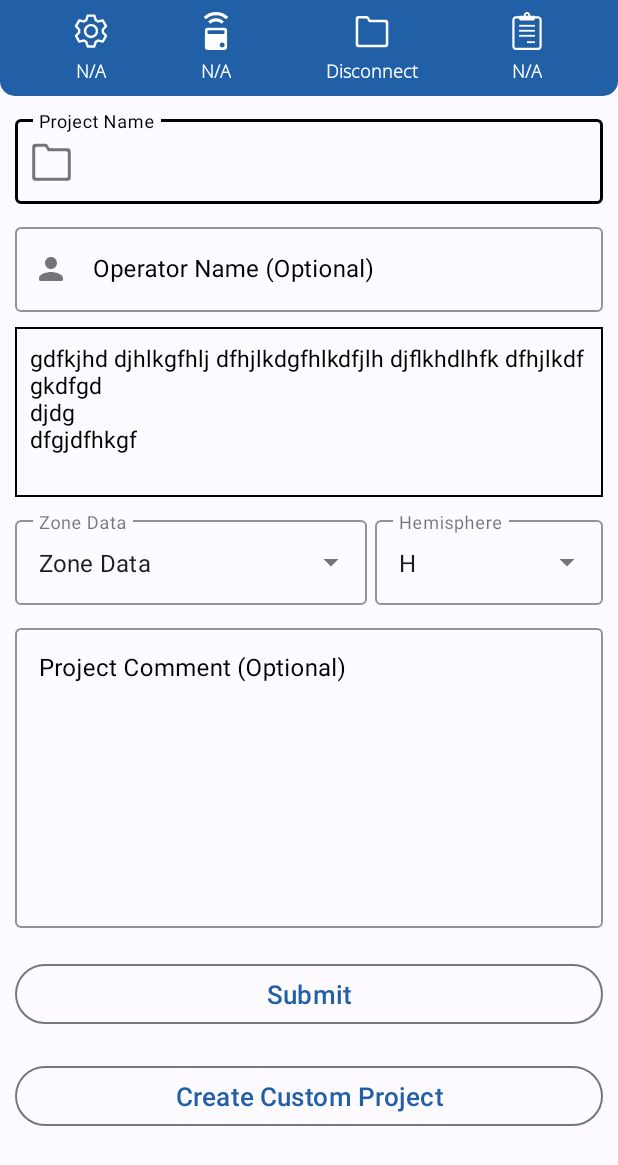
After one commit to AnujDevApogee/geomaster, an Android app: the layout default_project_layout.xml on its own in the app's theme, with its tools: preview values and no code run, on a phone screen of 412 x 824 dp. The commit adds this screen. Shown: the top 1165 px of the screen. Run offline under Robolectric (Android 15) with nearby library versions, the phone set to English and light mode, and no system bars.

Commit message:
Create the Project Fragment status:Successfully

```diff
--- a/app/src/main/java/com/apogee/geomaster/ui/projects/createproject/CreateProjectFragment.kt
+++ b/app/src/main/java/com/apogee/geomaster/ui/projects/createproject/CreateProjectFragment.kt
@@ -41,8 +41,9 @@ class CreateProjectFragment : Fragment(R.layout.create_projects_fragment) {
     var projectionTypes: ArrayList<String> = ArrayList()
     var projectionTypesID: String = ""
     var datumTypes: ArrayList<String> = ArrayList()
+
     //    var idList: ArrayList<String> = ArrayList()
-    var idList : HashMap<String, String> = HashMap<String, String> ()
+    var idList: HashMap<String, String> = HashMap<String, String>()
 
     var prjDataList: ArrayList<String> = ArrayList()
     var datumTypesID: String = ""
@@ -68,8 +69,8 @@ class CreateProjectFragment : Fragment(R.layout.create_projects_fragment) {
         dbControl = DatabaseRepsoitory(this.requireContext())
         datumName = dbControl.getDatumName() as ArrayList<String>
 
-        projectionParamsData=dbControl.getprojectionParamData() as ArrayList<String>
-        projectionParamsData.add(0,"Add Custom Projection") // Add the new element at the 0th index
+        projectionParamsData = dbControl.getprojectionParamData() as ArrayList<String>
+        projectionParamsData.add(0, "Add Custom Projection") // Add the new element at the 0th index
         Log.d(TAG, "onCreate:projectionParamsData $projectionParamsData")
 
 
@@ -95,7 +96,7 @@ class CreateProjectFragment : Fragment(R.layout.create_projects_fragment) {
         super.onViewCreated(view, savedInstanceState)
         binding = CreateProjectsFragmentBinding.bind(view)
         displayActionBar(
-            "Create Project ${getEmojiByUnicode(0x1F4DD)}",
+            "New Project ${getEmojiByUnicode(0x1F4DD)}",
             binding.actionLayout,
             R.menu.info_mnu,
             menuCallback
@@ -110,7 +111,7 @@ class CreateProjectFragment : Fragment(R.layout.create_projects_fragment) {
 
             var name = binding.angleUnitTxt.text.toString().trim()
             angleUnitID = dbControl.angleUnitID(name)
-            idList.put("angleUnit",angleUnitID.trim())
+            idList.put("angleUnit", angleUnitID.trim())
 
         }
 
@@ -118,7 +119,7 @@ class CreateProjectFragment : Fragment(R.layout.create_projects_fragment) {
 
             var name = binding.distanceTxt.text.toString().trim()
             distanceUnitID = dbControl.getDistanceUnitID(name)
-            idList.put("distanceUnit",distanceUnitID.trim())
+            idList.put("distanceUnit", distanceUnitID.trim())
 
         }
 
@@ -126,7 +127,7 @@ class CreateProjectFragment : Fragment(R.layout.create_projects_fragment) {
 
             var name = binding.zoneHemisphereData.text.toString().trim()
             zoneHemisID = dbControl.getZoneHemisphereID(name)
-            idList.put("zoneHemi",zoneHemisID.trim())
+            idList.put("zoneHemi", zoneHemisID.trim())
 
         }
 
@@ -134,7 +135,7 @@ class CreateProjectFragment : Fragment(R.layout.create_projects_fragment) {
 
             var name = binding.zoneData.text.toString().trim()
             zoneDataID = dbControl.getZoneDataID(name)
-            idList.put("zoneData",zoneDataID.trim())
+            idList.put("zoneData", zoneDataID.trim())
 
         }
 
@@ -142,24 +143,24 @@ class CreateProjectFragment : Fragment(R.layout.create_projects_fragment) {
 
             var name = binding.projectionTypeConn.text.toString().trim()
             projectionTypesID = dbControl.getProjectionTypeID(name)
-            if(name.equals("LCC")){
+            if (name.equals("LCC")) {
                 binding.zoneDataLayout.hide()
                 binding.zoneHemisphereLayout.hide()
-            }else{
+            } else {
                 binding.zoneDataLayout.show()
                 binding.zoneHemisphereLayout.show()
             }
-            idList.put("projectionType",projectionTypesID.trim())
+            idList.put("projectionType", projectionTypesID.trim())
 
         }
 
         binding.datumTypeConn.setOnItemClickListener { adapterView, view, position, l ->
             var name = binding.datumTypeConn.text.toString().trim()
             datumTypesID = dbControl.getdatumtypeID(name)
-            if(name.equals("User Defined")){
+            if (name.equals("User Defined")) {
 
             }
-            idList.put("datumType",datumTypesID.trim())
+            idList.put("datumType", datumTypesID.trim())
 
         }
 
@@ -168,24 +169,24 @@ class CreateProjectFragment : Fragment(R.layout.create_projects_fragment) {
 
             var name = binding.datums.text.toString().trim();
             datumNameID = dbControl.getDatumId(name)
-            idList.put("datumName",datumNameID.trim())
+            idList.put("datumName", datumNameID.trim())
 
         }
         binding.elevationKey.setOnItemClickListener { adapterView, view, position, l ->
             var name = binding.elevationKey.text.toString().trim()
             elevationTypeID = dbControl.getelevationTypeID(name)
-            idList.put("elevation",elevationTypeID.trim())
+            idList.put("elevation", elevationTypeID.trim())
 
         }
 
         binding.zoneProjection.setOnItemClickListener { adapterView, view, position, l ->
             val name = binding.zoneProjection.text.toString().trim()
-            if(name.equals("Add Custom Projection")){
+            if (name.equals("Add Custom Projection")) {
                 findNavController().safeNavigate(CreateProjectFragmentDirections.actionCreateProjectFragmentToAddProjectionParamsFragment())
 
-            }else{
+            } else {
                 projectionParamsID = dbControl.getprojectionParamDataID(name)
-                idList.put("zoneProjection",projectionParamsID.trim())
+                idList.put("zoneProjection", projectionParamsID.trim())
             }
 
         }
@@ -195,7 +196,7 @@ class CreateProjectFragment : Fragment(R.layout.create_projects_fragment) {
                 Toast.makeText(this.requireContext(), "Add project name", Toast.LENGTH_SHORT).show()
 
             } else {
-                idList.put("projectName",binding.projectNme.text.toString().trim())
+                idList.put("projectName", binding.projectNme.text.toString().trim())
                 if (idList.size < 10) {
                     Toast.makeText(
                         this.requireContext(),
@@ -205,25 +206,26 @@ class CreateProjectFragment : Fragment(R.layout.create_projects_fragment) {
                 } else {
                     val configtable = dbControl.addConfigurationData(idList)
                     Log.d(TAG, "onViewCreated:configtable $configtable --")
-                  if(configtable.equals("Data inserted successfully")){
+                    if (configtable.equals("Data inserted successfully")) {
                         prjDataList.clear()
-                        val configId=dbControl.getproject_configurationID(binding.projectNme.text.toString())
+                        val configId =
+                            dbControl.getproject_configurationID(binding.projectNme.text.toString())
                         prjDataList.add(binding.projectNme.text.toString())
                         prjDataList.add(configId)
                         prjDataList.add(binding.operatorNm.text.toString())
                         prjDataList.add(binding.commentEd.text.toString())
                         prjDataList.add("sdfsdf")
 
-                        val result=dbControl.addProjectData(prjDataList)
+                        val result = dbControl.addProjectData(prjDataList)
                         Log.d(TAG, "onViewCreated:aaa idList --$idList")
                         Log.d(TAG, "onViewCreated:aaa configtable --$configtable")
                         Log.d(TAG, "onViewCreated:aaa projectTable --$result")
                         Toast.makeText(
-                              this.requireContext(),"Data inserted successfully",
+                            this.requireContext(), "Data inserted successfully",
                             Toast.LENGTH_SHORT
                         ).show()
 
-                    }else{
+                    } else {
                         Toast.makeText(
                             this.requireContext(),
                             "Error Occured",
--- /dev/null
+++ b/app/src/main/java/com/apogee/geomaster/ui/projects/createproject/DefaultCreateProjectFragment.kt
@@ -0,0 +1,58 @@
+package com.apogee.geomaster.ui.projects.createproject
+
+import android.os.Bundle
+import android.view.View
+import androidx.fragment.app.Fragment
+import androidx.navigation.fragment.findNavController
+import com.apogee.geomaster.R
+import com.apogee.geomaster.databinding.DefaultProjectLayoutBinding
+import com.apogee.geomaster.ui.HomeScreen
+import com.apogee.geomaster.utils.OnItemClickListener
+import com.apogee.geomaster.utils.displayActionBar
+import com.apogee.geomaster.utils.getEmojiByUnicode
+import com.apogee.geomaster.utils.openKeyBoard
+import com.apogee.geomaster.utils.setHtmlBoldTxt
+import com.apogee.geomaster.utils.setHtmlTxt
+
+class DefaultCreateProjectFragment : Fragment(R.layout.default_project_layout) {
+
+    private lateinit var binding: DefaultProjectLayoutBinding
+
+    private val menuCallback = object : OnItemClickListener {
+        override fun <T> onClickListener(response: T) {
+
+        }
+    }
+
+    override fun onViewCreated(view: View, savedInstanceState: Bundle?) {
+        super.onViewCreated(view, savedInstanceState)
+        binding = DefaultProjectLayoutBinding.bind(view)
+        displayActionBar(
+            "Create Project ${getEmojiByUnicode(0x1F4DD)}",
+            binding.actionLayout,
+            R.menu.info_mnu,
+            menuCallback
+        )
+        (activity as HomeScreen?)?.hideActionBar()
+        activity?.openKeyBoard(binding.projectNme)
+        binding.projectDetailInfo.apply {
+            text= setHtmlBoldTxt("Dataum\t\t")
+            append(setHtmlTxt("WGS84","'#0E4A88'"))
+            append("\n")
+            append(setHtmlBoldTxt("Projection\t\t"))
+            append(setHtmlTxt("UTM","'#0E4A88'"))
+            append("\n")
+            append(setHtmlBoldTxt("Distance\t\t"))
+            append(setHtmlTxt("meter","'#0E4A88'"))
+            append("\n")
+            append(setHtmlBoldTxt("Angle\t\t"))
+            append(setHtmlTxt("DD","'#0E4A88'"))
+            append("\n")
+
+        }
+        binding.createNewProject.setOnClickListener {
+            findNavController().navigate(DefaultCreateProjectFragmentDirections.actionDefaultCreateProjectFragmentToCreateProjectFragment())
+        }
+    }
+
+}
--- a/app/src/main/java/com/apogee/geomaster/ui/projects/projectlist/ProjectListFragment.kt
+++ b/app/src/main/java/com/apogee/geomaster/ui/projects/projectlist/ProjectListFragment.kt
@@ -73,7 +73,7 @@ class ProjectListFragment : Fragment(R.layout.project_item_fragment) {
         Log.d(TAG, "onViewCreated: projectListData $projectListData")
 
         binding.addProject.setOnClickListener {
-            findNavController().safeNavigate(ProjectListFragmentDirections.actionProjectListFragmentToCreateProjectFragment())
+            findNavController().navigate(ProjectListFragmentDirections.actionProjectListFragmentToDefaultCreateProjectFragment())
         }
     }
 
--- /dev/null
+++ b/app/src/main/res/layout/default_project_layout.xml
@@ -0,0 +1,221 @@
+<?xml version="1.0" encoding="utf-8"?>
+<layout xmlns:android="http://schemas.android.com/apk/res/android"
+    xmlns:app="http://schemas.android.com/apk/res-auto"
+    xmlns:tools="http://schemas.android.com/tools"
+    tools:context="com.apogee.geomaster.ui.projects.createproject.DefaultCreateProjectFragment">
+
+
+    <androidx.constraintlayout.widget.ConstraintLayout
+        android:layout_width="match_parent"
+        android:layout_height="match_parent">
+
+        <include
+            android:id="@+id/action_layout"
+            layout="@layout/action_bar_layout"
+            android:layout_width="match_parent"
+            android:layout_height="wrap_content" />
+
+        <ScrollView
+            android:layout_width="match_parent"
+            android:layout_height="0dp"
+            app:layout_constraintBottom_toBottomOf="parent"
+            app:layout_constraintLeft_toLeftOf="@id/action_layout"
+            app:layout_constraintRight_toRightOf="@id/action_layout"
+            app:layout_constraintTop_toBottomOf="@id/action_layout">
+
+            <androidx.constraintlayout.widget.ConstraintLayout
+                android:layout_width="match_parent"
+                android:layout_height="wrap_content">
+
+                <com.google.android.material.textfield.TextInputLayout
+                    android:id="@+id/project_nm_layout"
+                    style="@style/Widget.MaterialComponents.TextInputLayout.OutlinedBox"
+                    android:layout_width="match_parent"
+                    android:layout_height="wrap_content"
+                    android:layout_marginStart="10dp"
+                    android:layout_marginTop="10dp"
+                    android:layout_marginEnd="10dp"
+                    android:hint="@string/nm_project"
+                    android:textColorHint="@color/md_theme_light_scrim"
+                    app:boxStrokeColor="@color/md_theme_light_scrim"
+                    app:boxStrokeWidthFocused="2dp"
+                    app:endIconMode="clear_text"
+                    app:endIconTint="@color/md_theme_light_scrim"
+                    app:hintTextColor="@color/md_theme_light_scrim"
+                    app:layout_constraintLeft_toLeftOf="parent"
+                    app:layout_constraintRight_toRightOf="parent"
+                    app:layout_constraintTop_toTopOf="parent"
+                    app:startIconDrawable="@drawable/ic_folder">
+
+                    <com.google.android.material.textfield.TextInputEditText
+                        android:id="@+id/project_nme"
+                        android:layout_width="match_parent"
+                        android:layout_height="match_parent"
+                        android:inputType="text" />
+                </com.google.android.material.textfield.TextInputLayout>
+
+                <com.google.android.material.textfield.TextInputLayout
+                    android:id="@+id/operator_name_layout"
+                    style="@style/Widget.MaterialComponents.TextInputLayout.OutlinedBox"
+                    android:layout_width="0dp"
+                    android:layout_height="wrap_content"
+                    android:layout_marginTop="10dp"
+                    android:hint="@string/op_project"
+                    android:textColorHint="@color/md_theme_light_scrim"
+                    app:boxStrokeColor="@color/md_theme_light_scrim"
+                    app:boxStrokeWidthFocused="2dp"
+                    app:endIconMode="clear_text"
+                    app:endIconTint="@color/md_theme_light_scrim"
+                    app:hintTextColor="@color/md_theme_light_scrim"
+                    app:layout_constraintLeft_toLeftOf="@id/project_nm_layout"
+                    app:layout_constraintRight_toRightOf="@id/project_nm_layout"
+                    app:layout_constraintTop_toBottomOf="@id/project_nm_layout"
+                    app:startIconDrawable="@drawable/ic_person">
+
+                    <com.google.android.material.textfield.TextInputEditText
+                        android:id="@+id/operator_nm"
+                        android:layout_width="match_parent"
+                        android:layout_height="match_parent"
+                        android:inputType="textPersonName" />
+                </com.google.android.material.textfield.TextInputLayout>
+
+                <com.google.android.material.card.MaterialCardView
+                    android:id="@+id/default_project_card"
+                    style="@style/Widget.Material3.CardView.Outlined"
+                    android:layout_width="0dp"
+                    android:layout_height="wrap_content"
+                    android:layout_marginTop="10dp"
+                    android:foreground="?android:attr/selectableItemBackground"
+                    app:cardCornerRadius="0dp"
+                    app:layout_constraintLeft_toLeftOf="@id/operator_name_layout"
+                    app:layout_constraintRight_toRightOf="@id/operator_name_layout"
+                    app:layout_constraintTop_toBottomOf="@id/operator_name_layout"
+                    app:strokeColor="@color/md_theme_dark_scrim">
+
+                    <androidx.constraintlayout.widget.ConstraintLayout
+                        android:layout_width="match_parent"
+                        android:layout_height="wrap_content"
+                        android:padding="10dp">
+
+                        <TextView
+                            android:id="@+id/project_detail_info"
+                            android:layout_width="match_parent"
+                            android:layout_height="match_parent"
+                            android:textColor="@color/md_theme_dark_scrim"
+                            android:textSize="15sp"
+                            tools:text="gdfkjhd djhlkgfhlj dfhjlkdgfhlkdfjlh djflkhdlhfk dfhjlkdf\ngkdfgd\ndjdg\ndfgjdfhkgf\n" />
+
+                    </androidx.constraintlayout.widget.ConstraintLayout>
+
+                </com.google.android.material.card.MaterialCardView>
+
+
+                <com.google.android.material.textfield.TextInputLayout
+                    android:id="@+id/zone_data_layout"
+                    style="@style/Widget.MaterialComponents.TextInputLayout.OutlinedBox.ExposedDropdownMenu"
+                    android:layout_width="0dp"
+                    android:layout_height="wrap_content"
+                    android:layout_marginTop="10dp"
+                    android:layout_marginEnd="5dp"
+                    android:hint="@string/zn_data"
+                    app:boxStrokeColor="@color/md_theme_light_primary"
+                    app:layout_constraintEnd_toStartOf="@+id/zone_hemisphere_layout"
+                    app:layout_constraintHorizontal_bias="0.5"
+                    app:layout_constraintHorizontal_weight="1"
+                    app:layout_constraintStart_toStartOf="@id/default_project_card"
+                    app:layout_constraintTop_toBottomOf="@id/default_project_card">
+
+                    <AutoCompleteTextView
+                        android:id="@+id/zone_data"
+                        android:layout_width="match_parent"
+                        android:layout_height="match_parent"
+                        android:layout_weight="1"
+                        android:inputType="none"
+                        android:text="@string/zn_data" />
+
+                </com.google.android.material.textfield.TextInputLayout>
+
+                <com.google.android.material.textfield.TextInputLayout
+                    android:id="@+id/zone_hemisphere_layout"
+                    style="@style/Widget.MaterialComponents.TextInputLayout.OutlinedBox.ExposedDropdownMenu"
+                    android:layout_width="0dp"
+                    android:layout_height="wrap_content"
+                    android:layout_marginTop="10dp"
+                    android:hint="@string/zn_hemisphere_data"
+                    app:boxStrokeColor="@color/md_theme_light_primary"
+                    app:layout_constraintEnd_toEndOf="@id/default_project_card"
+                    app:layout_constraintHorizontal_bias="0.5"
+                    app:layout_constraintHorizontal_weight=".65"
+                    app:layout_constraintStart_toEndOf="@+id/zone_data_layout"
+                    app:layout_constraintTop_toBottomOf="@id/default_project_card">
+
+                    <AutoCompleteTextView
+                        android:id="@+id/zone_hemisphere_data"
+                        android:layout_width="match_parent"
+                        android:layout_height="match_parent"
+                        android:layout_weight="1"
+                        android:inputType="none"
+                        android:text="@string/hemisphere_data" />
+
+                </com.google.android.material.textfield.TextInputLayout>
+
+                <com.google.android.material.textfield.TextInputLayout
+                    android:id="@+id/comment_ed_layout"
+                    style="@style/Widget.MaterialComponents.TextInputLayout.OutlinedBox"
+                    android:layout_width="0dp"
+                    android:layout_height="wrap_content"
+                    android:layout_marginTop="10dp"
+                    android:textColorHint="@color/md_theme_light_scrim"
+                    app:boxStrokeColor="@color/md_theme_light_primary"
+                    app:boxStrokeWidthFocused="2dp"
+                    app:endIconMode="clear_text"
+                    app:endIconTint="@color/md_theme_light_scrim"
+                    app:hintTextColor="@color/md_theme_light_scrim"
+                    app:layout_constraintLeft_toLeftOf="@id/zone_data_layout"
+                    app:layout_constraintRight_toRightOf="@id/zone_hemisphere_layout"
+                    app:layout_constraintTop_toBottomOf="@id/zone_data_layout">
+
+                    <EditText
+                        android:id="@+id/comment_ed"
+                        android:layout_width="match_parent"
+                        android:layout_height="200dp"
+                        android:gravity="top"
+                        android:hint="@string/project_comment_data"
+                        app:layout_constraintLeft_toLeftOf="@id/comment_ed_layout"
+                        app:layout_constraintTop_toBottomOf="@id/comment_ed_layout" />
+                </com.google.android.material.textfield.TextInputLayout>
+
+                <com.google.android.material.button.MaterialButton
+                    android:id="@+id/btn_submit"
+                    style="@style/Widget.Material3.Button.OutlinedButton"
+                    android:layout_width="0dp"
+                    android:layout_height="wrap_content"
+                    android:layout_marginTop="20dp"
+                    android:text="@string/sbm_btn"
+                    android:textSize="17sp"
+                    app:layout_constraintLeft_toLeftOf="@id/comment_ed_layout"
+                    app:layout_constraintRight_toRightOf="@id/comment_ed_layout"
+                    app:layout_constraintTop_toBottomOf="@id/comment_ed_layout" />
+
+                <com.google.android.material.button.MaterialButton
+                    android:id="@+id/create_new_project"
+                    style="@style/Widget.Material3.Button.OutlinedButton"
+                    android:layout_width="0dp"
+                    android:layout_height="wrap_content"
+                    android:layout_marginTop="20dp"
+                    android:layout_marginBottom="50dp"
+                    android:text="@string/create_custom_project"
+                    android:textSize="17sp"
+                    app:layout_constraintBottom_toBottomOf="parent"
+                    app:layout_constraintLeft_toLeftOf="@id/btn_submit"
+                    app:layout_constraintRight_toRightOf="@id/btn_submit"
+                    app:layout_constraintTop_toBottomOf="@id/btn_submit" />
+
+
+
+            </androidx.constraintlayout.widget.ConstraintLayout>
+        </ScrollView>
+
+    </androidx.constraintlayout.widget.ConstraintLayout>
+
+</layout>
--- a/app/src/main/res/navigation/nav_graph.xml
+++ b/app/src/main/res/navigation/nav_graph.xml
@@ -31,8 +31,8 @@
         android:label="project_item_fragment"
         tools:layout="@layout/project_item_fragment">
         <action
-            android:id="@+id/action_projectListFragment_to_createProjectFragment"
-            app:destination="@id/createProjectFragment" />
+            android:id="@+id/action_projectListFragment_to_defaultCreateProjectFragment"
+            app:destination="@id/defaultCreateProjectFragment" />
     </fragment>
     <fragment
         android:id="@+id/homeScreenMainFragment"
@@ -118,5 +118,14 @@
         android:name="com.apogee.geomaster.ui.connection.setupwifi.CreateWifiConnection"
         android:label="create_wifi_connection_layout"
         tools:layout="@layout/create_wifi_connection_layout" />
+    <fragment
+        android:id="@+id/defaultCreateProjectFragment"
+        android:name="com.apogee.geomaster.ui.projects.createproject.DefaultCreateProjectFragment"
+        android:label="default_project_layout"
+        tools:layout="@layout/default_project_layout" >
+        <action
+            android:id="@+id/action_defaultCreateProjectFragment_to_createProjectFragment"
+            app:destination="@id/createProjectFragment" />
+    </fragment>
 
 </navigation>
--- a/app/src/main/res/values/strings.xml
+++ b/app/src/main/res/values/strings.xml
@@ -22,6 +22,7 @@
     <string name="hemisphere_data">H</string>
     <string name="zn_hemisphere_data">Hemisphere</string>
     <string name="sbm_btn">Submit</string>
+    <string name="create_custom_project">Create Custom Project</string>
     <string name="set_up_conn">Set Up Connections</string>
     <string name="set_up_comm">Set Up Communication</string>
     <string name="set_up_auto">Set Up AutoBase</string>
```
Lines whose indentation alone changed are shown as unchanged.
